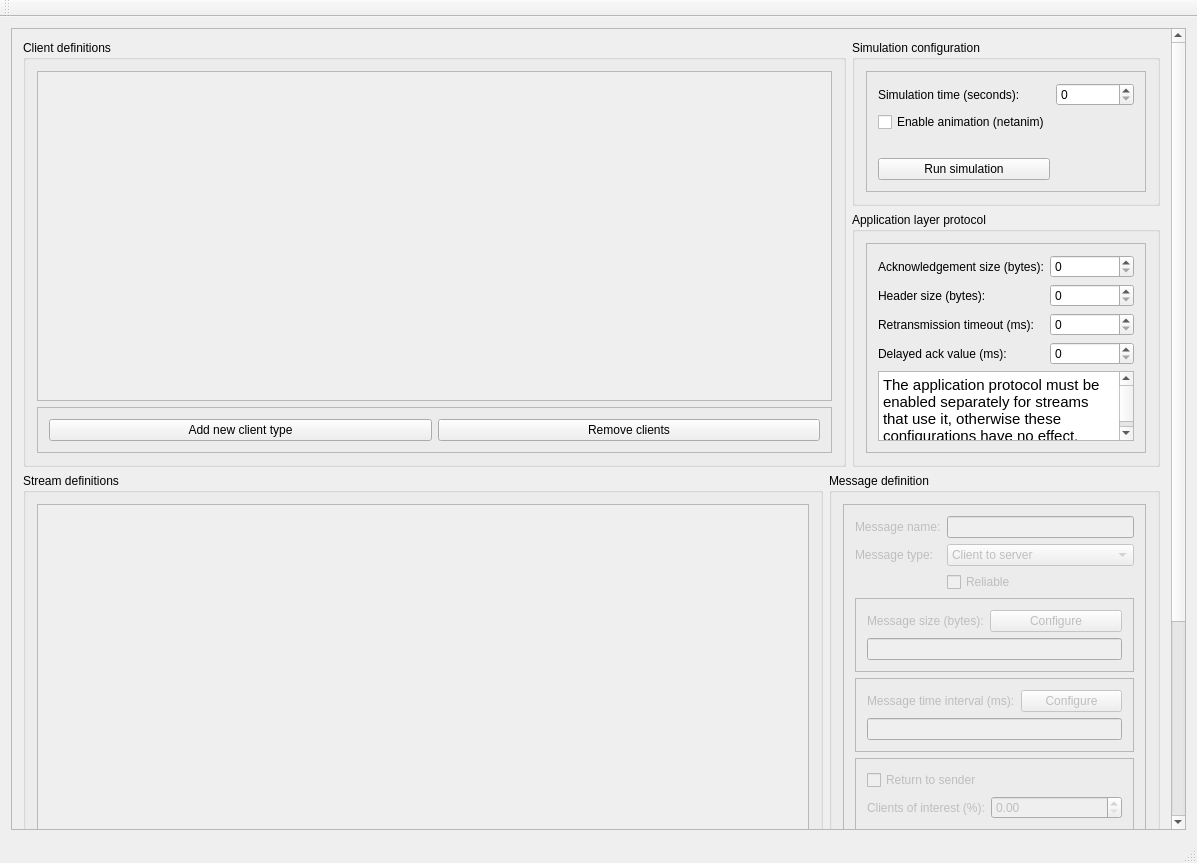
Chiru/NVE_Simulation, file GUI/mainwindow.ui: the form before one commit.
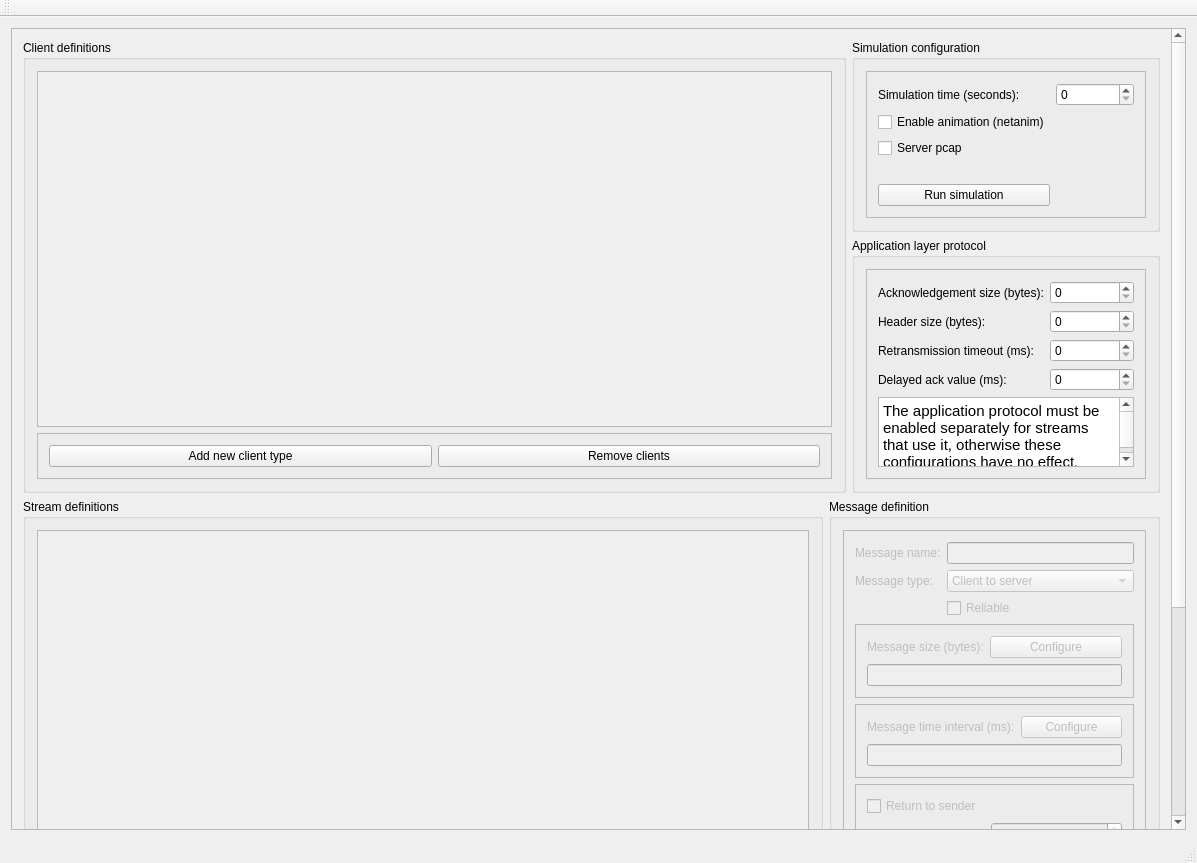
The form after the commit.

Commit message: Added server pcap-file disabling/enabling functionality

```diff
--- a/GUI/mainwindow.ui
+++ b/GUI/mainwindow.ui
@@ -32,7 +32,7 @@
          <x>0</x>
          <y>0</y>
          <width>1161</width>
-         <height>1124</height>
+         <height>1152</height>
         </rect>
        </property>
        <layout class="QGridLayout" name="gridLayout_5">
@@ -53,7 +53,7 @@
                 <x>0</x>
                 <y>0</y>
                 <width>783</width>
-                <height>348</height>
+                <height>376</height>
                </rect>
               </property>
              </widget>
@@ -109,7 +109,7 @@
               <enum>QFrame::Raised</enum>
              </property>
              <layout class="QGridLayout" name="gridLayout_2">
-              <item row="3" column="0">
+              <item row="4" column="0">
                <widget class="QPushButton" name="executeButton">
                 <property name="text">
                  <string>Run simulation</string>
@@ -137,10 +137,17 @@
                 </property>
                </widget>
               </item>
-              <item row="2" column="0" colspan="2">
+              <item row="3" column="0" colspan="2">
                <widget class="QLabel" name="executionError">
                 <property name="text">
-                 <string> </string>
+                 <string/>
+                </property>
+               </widget>
+              </item>
+              <item row="2" column="0">
+               <widget class="QCheckBox" name="serverPcapCheckbox">
+                <property name="text">
+                 <string>Server pcap</string>
                 </property>
                </widget>
               </item>
```
The commit also changes 8 other files.
